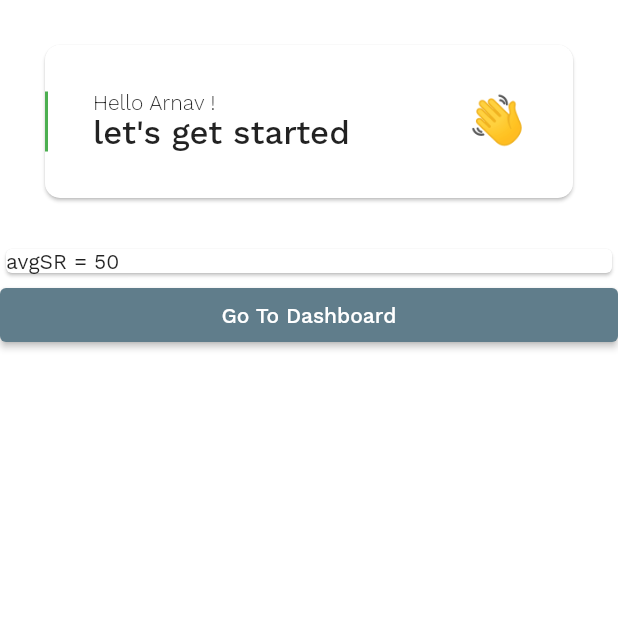
After one commit to championswimmer/worth_it_app, a Flutter app: the OnboardingFormPage screen opened by its route, on a phone screen of 412 x 824 dp, the top half of it. The commit adds this screen. Run offline on Flutter 3.47's test engine with Material 2 defaults, Android fonts, the phone set to English and light mode, and no system bars; our stand-ins replace flutter_bloc, flutter_svg, google_fonts, shared_preferences; accounts and stored records are empty.

Commit message:
create onboarding bloc
Signed-off-by: Arnav Gupta <arnav@codingblocks.com>

```diff
--- a/lib/app-router.dart
+++ b/lib/app-router.dart
@@ -1,16 +1,19 @@
 import 'package:flutter/widgets.dart';
-import 'package:worth_it_app/pages/page-home.dart';
-import 'package:worth_it_app/pages/page-onboarding.dart';
+import 'package:worth_it_app/pages/page_home.dart';
+import 'package:worth_it_app/pages/page_onboarding_form.dart';
+import 'package:worth_it_app/pages/page_onboarding.dart';
 
 Map<String, WidgetBuilder> createRouter(BuildContext context) {
   return {
     AppRoutes.ONBOARDING: (context) => OnboardingPage(),
+    AppRoutes.ONBOARDING_FORM: (context) => OnboardingFormPage(),
     AppRoutes.HOME: (context) => HomePage()
   };
 }
 
 abstract class AppRoutes {
   static const ONBOARDING = '/onboarding';
+  static const ONBOARDING_FORM = '/onboarding/form';
   static const HOME = '/home';
   static const HOME_DASHBOARD = '/home/dashboard';
   static const HOME_WISHLIST = '/home/wishlist';
--- a/lib/app-theme.dart
+++ b/lib/app-theme.dart
@@ -17,7 +17,7 @@ class WorthItTheme {
     highlightColor: Colors.transparent,
     splashColor: Colors.transparent,
     hoverColor: Colors.transparent,
-    textTheme: GoogleFonts.workSansTextTheme()
+    textTheme: GoogleFonts.workSansTextTheme(),
   );
 
   static ThemeData getMainAppTheme() => _mainAppTheme;
--- /dev/null
+++ b/lib/data/onboarding/onboarding_bloc.dart
@@ -0,0 +1,62 @@
+import 'dart:async';
+
+import 'package:flutter_bloc/flutter_bloc.dart';
+import 'package:meta/meta.dart';
+
+class OnboardingBloc extends Bloc<OnboardingEvent, OnboardingState> {
+  OnboardingBloc() : super(InitialOnboardingState());
+
+  @override
+  Stream<OnboardingState> mapEventToState(OnboardingEvent event) async* {
+    switch (event._stage) {
+      case OnboardingStage.init:
+        yield InitialOnboardingState();
+        return;
+      case OnboardingStage.saveFormPage1:
+        this.state.monthlyEarning = event.monthlyEarning;
+        this.state.daysPerWeek = event.daysPerWeek;
+        break;
+      case OnboardingStage.saveFormPage2:
+        this.state.hoursPerDay = event.hoursPerDay;
+        this.state.averageSavingsRate = event.averageSavingsRate;
+        break;
+    }
+    yield this.state;
+  }
+}
+
+enum OnboardingStage { init, saveFormPage1, saveFormPage2 }
+
+@immutable
+abstract class OnboardingEvent extends OnboardingState {
+  OnboardingStage _stage = OnboardingStage.init;
+
+  OnboardingEvent({
+    required OnboardingStage stage,
+    int? monthlyEarning,
+    int? daysPerWeek,
+    int? hoursPerDay,
+    int? averageSavingsRate,
+  }) {
+    this._stage = stage;
+    if (averageSavingsRate != null) this.averageSavingsRate = averageSavingsRate;
+    if (hoursPerDay != null) this.hoursPerDay = hoursPerDay;
+    if (daysPerWeek != null) this.daysPerWeek = daysPerWeek;
+    if (monthlyEarning != null) this.monthlyEarning = monthlyEarning;
+  }
+}
+
+@immutable
+abstract class OnboardingState {
+  abstract int monthlyEarning;
+  abstract int daysPerWeek;
+  abstract int hoursPerDay;
+  abstract int averageSavingsRate;
+}
+
+class InitialOnboardingState extends OnboardingState {
+  int monthlyEarning = 0;
+  int daysPerWeek = 5;
+  int hoursPerDay = 8;
+  int averageSavingsRate = 50;
+}
--- /dev/null
+++ b/lib/data/onboarding/onboarding_data_provider.dart
@@ -0,0 +1,12 @@
+import 'package:shared_preferences/shared_preferences.dart';
+
+class OnboardingDataProvider {
+  late SharedPreferences _prefs;
+
+  Future<String> getOnBoardingData() async {
+    _prefs = await SharedPreferences.getInstance();
+    String? saved = await _prefs.getString("XXX");
+    if (saved == null) saved = "";
+    return Future.value(saved);
+  }
+}
--- a/lib/main.dart
+++ b/lib/main.dart
@@ -1,6 +1,6 @@
 import 'package:flutter/material.dart';
 import 'package:worth_it_app/app-router.dart';
-import 'package:worth_it_app/pages/page-home.dart';
+import 'package:worth_it_app/pages/page_home.dart';
 
 import 'app-theme.dart';
 
--- a/lib/pages/page-home.dart
+++ b/lib/pages/page_home.dart
@@ -2,9 +2,9 @@ import 'dart:developer';
 
 import 'package:flutter/cupertino.dart';
 import 'package:flutter/material.dart';
-import 'package:worth_it_app/pages/page-home-dashboard.dart';
-import 'package:worth_it_app/pages/page-home-settings.dart';
-import 'package:worth_it_app/pages/page-home-wishlist.dart';
+import 'package:worth_it_app/pages/page_home_dashboard.dart';
+import 'package:worth_it_app/pages/page_home_settings.dart';
+import 'package:worth_it_app/pages/page_home_wishlist.dart';
 import 'package:worth_it_app/widgets/appbar.dart';
 import 'package:worth_it_app/widgets/base/home-route.dart';
 
--- a/lib/pages/page-onboarding.dart
+++ b/lib/pages/page_onboarding.dart
@@ -12,11 +12,11 @@ class OnboardingPage extends StatelessWidget {
     );
     final button = ElevatedButton(
       onPressed: () {
-        Navigator.of(context).pushReplacementNamed(AppRoutes.HOME);
+        Navigator.of(context).pushReplacementNamed(AppRoutes.ONBOARDING_FORM);
       },
       child: Padding(
         padding: const EdgeInsets.fromLTRB(30, 10, 30, 10),
-        child: Text('Go To Dashboard'),
+        child: Text('Get Started'),
       ),
     );
 
--- /dev/null
+++ b/lib/pages/page_onboarding_form.dart
@@ -0,0 +1,47 @@
+import 'package:flutter/material.dart';
+import 'package:flutter_bloc/flutter_bloc.dart';
+import 'package:worth_it_app/data/onboarding/onboarding_bloc.dart';
+import 'package:worth_it_app/widgets/atomic/onboarding_greeting_card.dart';
+
+import '../app-router.dart';
+
+class OnboardingFormPage extends StatefulWidget {
+  @override
+  _OnboardingFormPageState createState() => _OnboardingFormPageState();
+}
+
+class _OnboardingFormPageState extends State<OnboardingFormPage> {
+  int _formPage = 0;
+
+  @override
+  Widget build(BuildContext context) {
+    return BlocProvider(
+      create: (context) => OnboardingBloc(),
+      child: Column(
+        crossAxisAlignment: CrossAxisAlignment.stretch,
+        children: [
+          OnboardingGreetingCard(
+            user: "Arnav",
+          ), //TODO: unhardcode
+          BlocProvider(
+            create: (context) => OnboardingBloc(),
+            child: BlocBuilder<OnboardingBloc, OnboardingState>(
+              builder: (context, state) {
+                return Card(child: Text("avgSR = ${state.averageSavingsRate}"));
+              },
+            ),
+          ),
+          ElevatedButton(
+            onPressed: () {
+              Navigator.of(context).pushReplacementNamed(AppRoutes.HOME);
+            },
+            child: Padding(
+              padding: const EdgeInsets.fromLTRB(30, 10, 30, 10),
+              child: Text('Go To Dashboard'),
+            ),
+          ),
+        ],
+      ),
+    );
+  }
+}
--- /dev/null
+++ b/lib/widgets/atomic/onboarding_greeting_card.dart
@@ -0,0 +1,54 @@
+import 'package:flutter/material.dart';
+import 'package:google_fonts/google_fonts.dart';
+
+class OnboardingGreetingCard extends StatelessWidget {
+  String _user = "";
+
+  OnboardingGreetingCard({String? user}) {
+    if (user != null) this._user = user;
+  }
+
+  @override
+  Widget build(BuildContext context) {
+    return Card(
+      margin: EdgeInsets.all(30),
+      shape: RoundedRectangleBorder(
+          borderRadius: BorderRadius.all(Radius.circular(10))),
+      child: Row(
+        crossAxisAlignment: CrossAxisAlignment.center,
+        children: [
+          Container(
+            color: Colors.green,
+            width: 2,
+            height: 40,
+          ),
+          Container(
+              padding: EdgeInsets.all(30),
+              child: Column(
+                crossAxisAlignment: CrossAxisAlignment.start,
+                children: [
+                  Text("Hello $_user !",
+                      style: GoogleFonts.workSans(
+                        fontWeight: FontWeight.w300,
+                      )),
+                  Text(
+                    "let's get started",
+                    style: GoogleFonts.workSans(
+                      fontSize: 22,
+                      fontWeight: FontWeight.w500,
+                    ),
+                  ),
+                ],
+              )),
+          Spacer(),
+          Padding(
+              padding: EdgeInsets.fromLTRB(10, 10, 30, 10),
+              child: Text(
+                "👋",
+                style: TextStyle(fontSize: 32),
+              )),
+        ],
+      ),
+    );
+  }
+}
--- a/pubspec.yaml
+++ b/pubspec.yaml
@@ -30,6 +30,8 @@ dependencies:
   cupertino_icons: ^1.0.3
   google_fonts: ^2.1.0
   flutter_svg: ^0.22.0
+  flutter_bloc: ^7.0.1
+  shared_preferences: ^2.0.6
 
 dev_dependencies:
   flutter_test:
```
Also changed, not shown: lib/pages/page_home_dashboard.dart (renamed from lib/pages/page-home-dashboard.dart), lib/pages/page_home_settings.dart (renamed from lib/pages/page-home-settings.dart), lib/pages/page_home_wishlist.dart (renamed from lib/pages/page-home-wishlist.dart), pubspec.lock, 2 other files.
